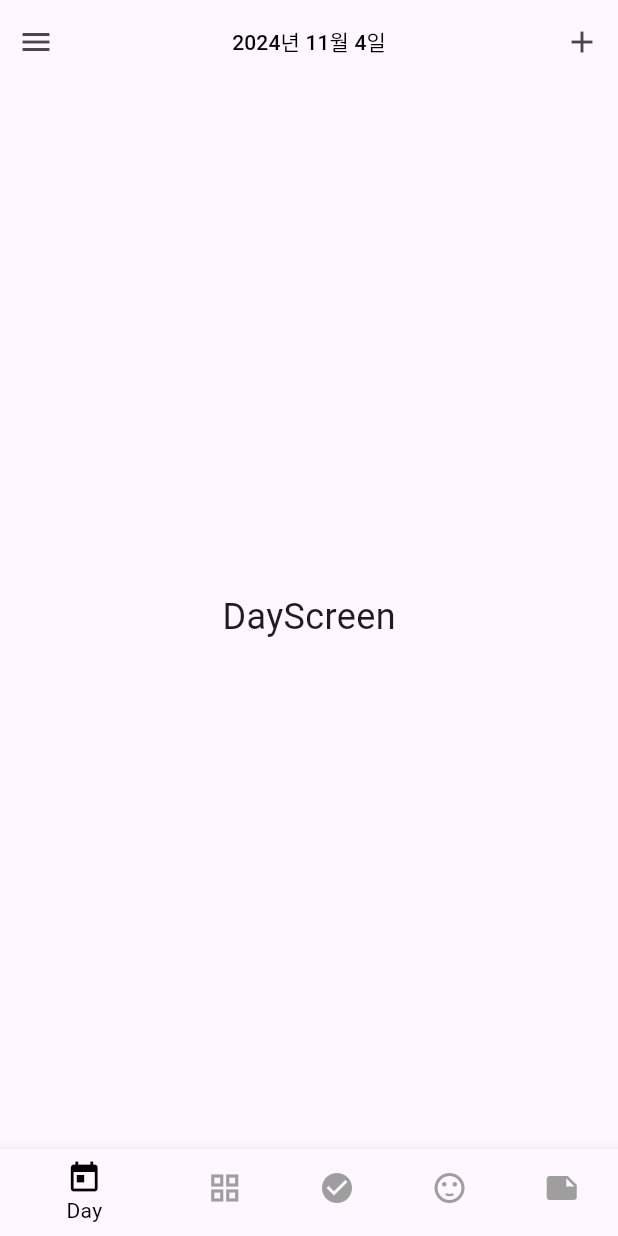
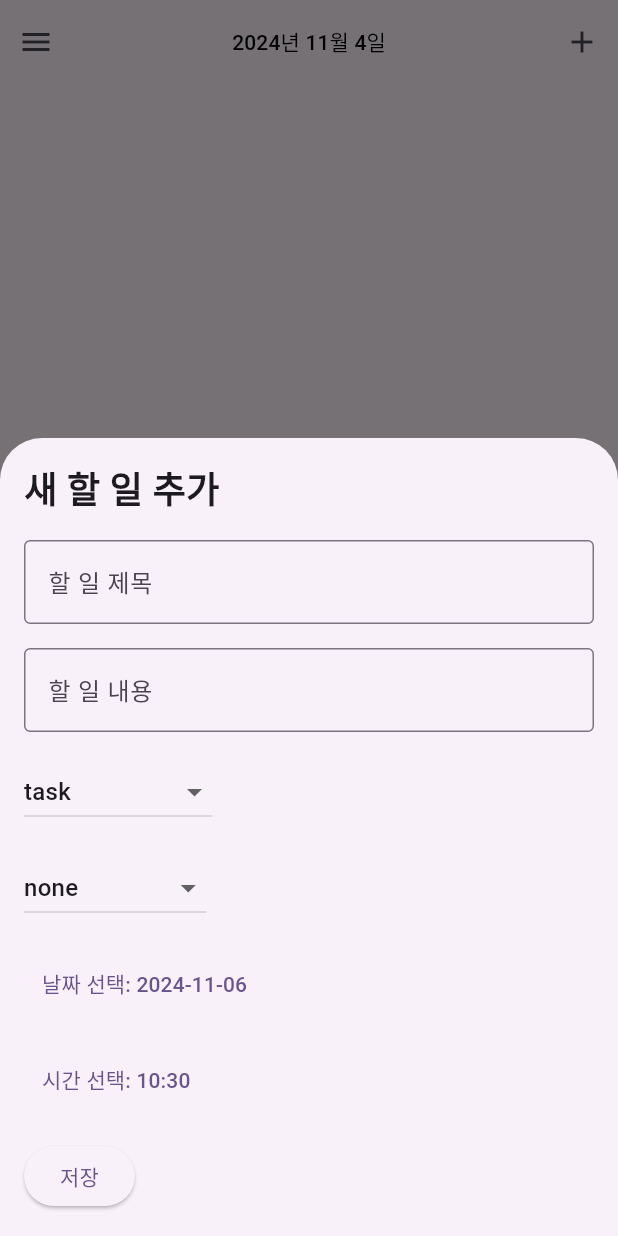
Before and after one commit to winy3ori/BulletJournal_Flutter, a Flutter app: the screen it shows after launch, after a tap on the "add" icon, on a phone screen of 412 x 824 dp. Run offline on Flutter 3.47's test engine with Material 3 defaults, Android fonts, the phone set to English and light mode, and no system bars; our stand-ins replace logger.

Commit message:
모달창 추가

```diff
--- /dev/null
+++ b/lib/enum/todo_priority.dart
@@ -0,0 +1,6 @@
+enum TodoPriority {
+  high,
+  medium,
+  low,
+  none,
+}
--- /dev/null
+++ b/lib/enum/todo_type.dart
@@ -0,0 +1,5 @@
+enum TodoType {
+  task,
+  note,
+  event,
+}
--- /dev/null
+++ b/lib/modal/add_todo_modal.dart
@@ -0,0 +1,150 @@
+import 'package:bj/enum/todo_Priority.dart';
+import 'package:bj/enum/todo_Type.dart';
+import 'package:flutter/material.dart';
+import 'package:intl/intl.dart'; // 날짜 포맷을 위해 사용
+
+class AddTodoModal extends StatefulWidget {
+  final Function(String, String, TodoType, DateTime, TodoPriority) onAdd;
+
+  const AddTodoModal({super.key, required this.onAdd});
+
+  @override
+  _AddTodoModalState createState() => _AddTodoModalState();
+}
+
+class _AddTodoModalState extends State<AddTodoModal> {
+  final TextEditingController _titleController = TextEditingController();
+  final TextEditingController _descriptionController = TextEditingController();
+  TodoType _selectedType = TodoType.task;
+  DateTime _selectedDate = DateTime.now().toUtc(); // UTC로 초기화
+  TodoPriority _selectedPriority = TodoPriority.none;
+
+  void _submit() {
+    final title = _titleController.text;
+    final description = _descriptionController.text;
+
+    if (title.isNotEmpty) {
+      // 서버로 전송할 때 UTC 시간으로 변환하여 전달
+      widget.onAdd(title, description, _selectedType, _selectedDate, _selectedPriority);
+      Navigator.pop(context); // 모달 닫기
+    }
+  }
+
+  @override
+  Widget build(BuildContext context) {
+    // 날짜 및 시간 포맷팅
+    String formattedDate = DateFormat('yyyy-MM-dd').format(_selectedDate);
+    String formattedTime = DateFormat('HH:mm').format(_selectedDate);
+
+    return Padding(
+      padding: EdgeInsets.only(
+        bottom: MediaQuery.of(context).viewInsets.bottom,
+      ),
+      child: Container(
+        padding: const EdgeInsets.all(16.0),
+        child: Column(
+          mainAxisSize: MainAxisSize.min,
+          crossAxisAlignment: CrossAxisAlignment.start,
+          children: [
+            const Text(
+              '새 할 일 추가',
+              style: TextStyle(fontSize: 24, fontWeight: FontWeight.bold),
+            ),
+            const SizedBox(height: 16),
+            TextField(
+              controller: _titleController,
+              decoration: const InputDecoration(
+                labelText: '할 일 제목',
+                border: OutlineInputBorder(),
+              ),
+            ),
+            const SizedBox(height: 16),
+            TextField(
+              controller: _descriptionController,
+              decoration: const InputDecoration(
+                labelText: '할 일 내용',
+                border: OutlineInputBorder(),
+              ),
+            ),
+            const SizedBox(height: 16),
+            DropdownButton<TodoType>(
+              value: _selectedType,
+              items: TodoType.values.map((TodoType type) {
+                return DropdownMenuItem<TodoType>(
+                  value: type,
+                  child: Text(type.toString().split('.').last), // enum 이름 표시
+                );
+              }).toList(),
+              onChanged: (value) {
+                setState(() {
+                  _selectedType = value!;
+                });
+              },
+              hint: const Text("할 일 타입 선택"),
+            ),
+            const SizedBox(height: 16),
+            DropdownButton<TodoPriority>(
+              value: _selectedPriority,
+              items: TodoPriority.values.map((TodoPriority priority) {
+                return DropdownMenuItem<TodoPriority>(
+                  value: priority,
+                  child: Text(priority.toString().split('.').last), // enum 이름 표시
+                );
+              }).toList(),
+              onChanged: (value) {
+                setState(() {
+                  _selectedPriority = value!;
+                });
+              },
+              hint: const Text("우선 순위 선택"),
+            ),
+            const SizedBox(height: 16),
+            TextButton(
+              onPressed: () async {
+                final DateTime? pickedDate = await showDatePicker(
+                  context: context,
+                  initialDate: _selectedDate,
+                  firstDate: DateTime(2000),
+                  lastDate: DateTime(2101),
+                );
+                if (pickedDate != null && pickedDate != _selectedDate) {
+                  setState(() {
+                    _selectedDate = pickedDate.toUtc(); // 선택된 날짜를 UTC로 변환
+                  });
+                }
+              },
+              child: Text("날짜 선택: $formattedDate"), // 선택된 날짜 표시
+            ),
+            const SizedBox(height: 16),
+            TextButton(
+              onPressed: () async {
+                final TimeOfDay? pickedTime = await showTimePicker(
+                  context: context,
+                  initialTime: TimeOfDay.fromDateTime(_selectedDate),
+                );
+                if (pickedTime != null) {
+                  setState(() {
+                    // TimeOfDay -> DateTime 변환 후 UTC로 변환
+                    _selectedDate = DateTime(
+                      _selectedDate.year,
+                      _selectedDate.month,
+                      _selectedDate.day,
+                      pickedTime.hour,
+                      pickedTime.minute,
+                    ).toUtc(); // 선택된 시간도 UTC로 변환
+                  });
+                }
+              },
+              child: Text("시간 선택: $formattedTime"), // 선택된 시간 표시
+            ),
+            const SizedBox(height: 16),
+            ElevatedButton(
+              onPressed: _submit,
+              child: const Text('저장'),
+            ),
+          ],
+        ),
+      ),
+    );
+  }
+}
--- a/lib/screens/main.dart
+++ b/lib/screens/main.dart
@@ -1,4 +1,8 @@
+import 'package:bj/modal/add_todo_modal.dart';
+import 'package:bj/service/todo_service.dart';
+
 import 'package:flutter/material.dart';
+
 import 'mandalart_screen.dart';
 import 'habit_tracker_screen.dart';
 import 'mood_tracker_screen.dart';
@@ -9,14 +13,11 @@ class MainScreen extends StatefulWidget {
   const MainScreen({super.key});
 
   @override
-  // ignore: library_private_types_in_public_api
   _MainScreenState createState() => _MainScreenState();
 }
 
 class _MainScreenState extends State<MainScreen> {
   int _selectedIndex = 0;
-
-  // 각 하단바 항목에 해당하는 위젯 목록
   final List<Widget> _widgetOptions = <Widget>[
     const DayScreen(),
     const MandalartScreen(),
@@ -27,44 +28,69 @@ class _MainScreenState extends State<MainScreen> {
 
   void _onItemTapped(int index) {
     setState(() {
-      _selectedIndex = index; // 선택된 인덱스 업데이트
+      _selectedIndex = index;
     });
   }
+
+ void _showAddTodoModal() {
+  showModalBottomSheet(
+    context: context,
+    isScrollControlled: true,
+    builder: (BuildContext context) {
+      return AddTodoModal(
+        onAdd: (title, description, type, date, priority) async {
+          TodoService todoService = TodoService();
+
+          // userId 값을 추가하여 서버로 데이터 전송
+          final userId = 1; // 로그인한 사용자 ID 또는 필요한 값으로 변경
+
+          bool success = await todoService.createTodo(
+            userId: userId, // userId 추가
+            title: title,
+            description: description,
+            type: type.toString(),
+            priority: priority.toString(),
+            date: date,
+          );
+
+          if (success) {
+            print('Todo created successfully');
+          } else {
+            print('Failed to create Todo');
+          }
+        },
+      );
+    },
+  );
+}
 
   @override
   Widget build(BuildContext context) {
     return Scaffold(
       appBar: AppBar(
         actions: [
-          // 메뉴 버튼 (왼쪽 끝)
           IconButton(
             icon: const Icon(Icons.menu),
             onPressed: () {},
           ),
-          // 날짜 버튼 (가운데)
           Expanded(
             child: Center(
               child: TextButton(
                 onPressed: () {},
                 child: const Text(
                   '2024년 11월 4일',
-                  style: TextStyle(color: Colors.black), // 검정색으로 설정
+                  style: TextStyle(color: Colors.black),
                 ),
               ),
             ),
           ),
-          // 추가 버튼 (오른쪽 끝)
           IconButton(
             icon: const Icon(Icons.add),
-            onPressed: () {
-              // 추가 버튼 클릭 시 동작
-            },
+            onPressed: _showAddTodoModal, // 모달 창 표시 함수 호출
           ),
         ],
       ),
-      body: _widgetOptions.elementAt(_selectedIndex), // 선택된 화면 표시
-
-
+      body: _widgetOptions.elementAt(_selectedIndex),
       bottomNavigationBar: BottomNavigationBar(
         items: const <BottomNavigationBarItem>[
           BottomNavigationBarItem(
@@ -89,8 +115,8 @@ class _MainScreenState extends State<MainScreen> {
           ),
         ],
         currentIndex: _selectedIndex,
-        selectedItemColor: Colors.black, // 선택된 항목의 색상
-        unselectedItemColor: Colors.grey, // 선택되지 않은 항목의 색상
+        selectedItemColor: Colors.black,
+        unselectedItemColor: Colors.grey,
         onTap: _onItemTapped,
       ),
     );
```
Also changed, not shown: lib/service/todo_service.dart (added, +60 -0 lines), lib/timezone.dart (added, +26 -0 lines), pubspec.yaml (+7 -69 lines), pubspec.lock, 7 other files.
